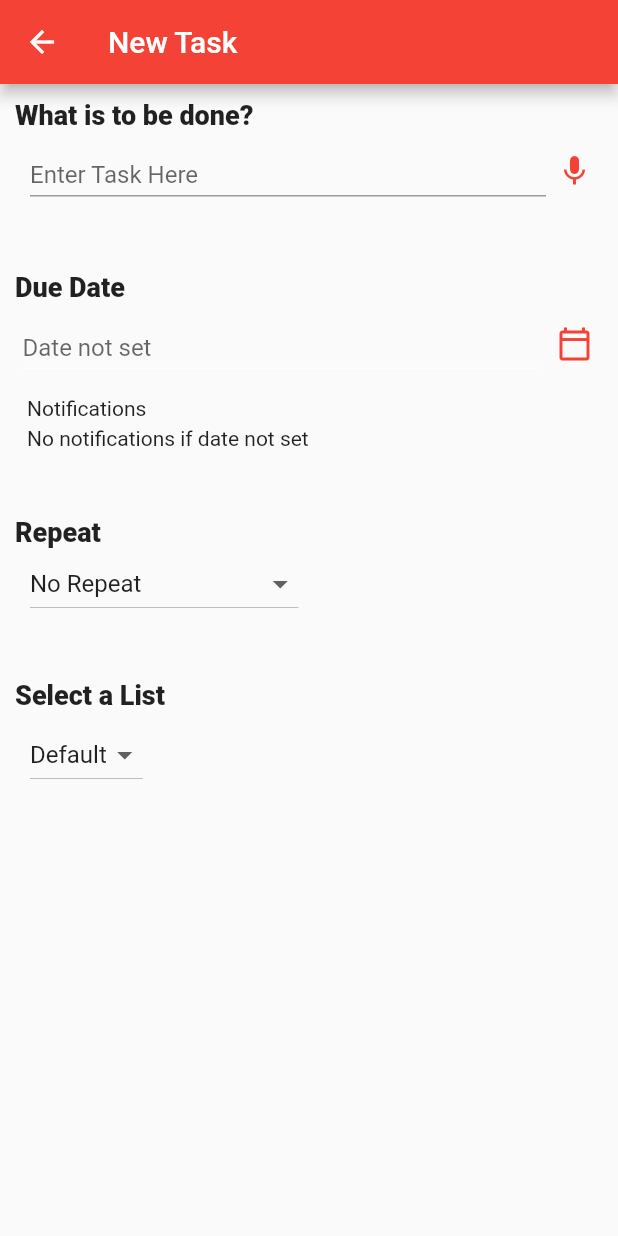
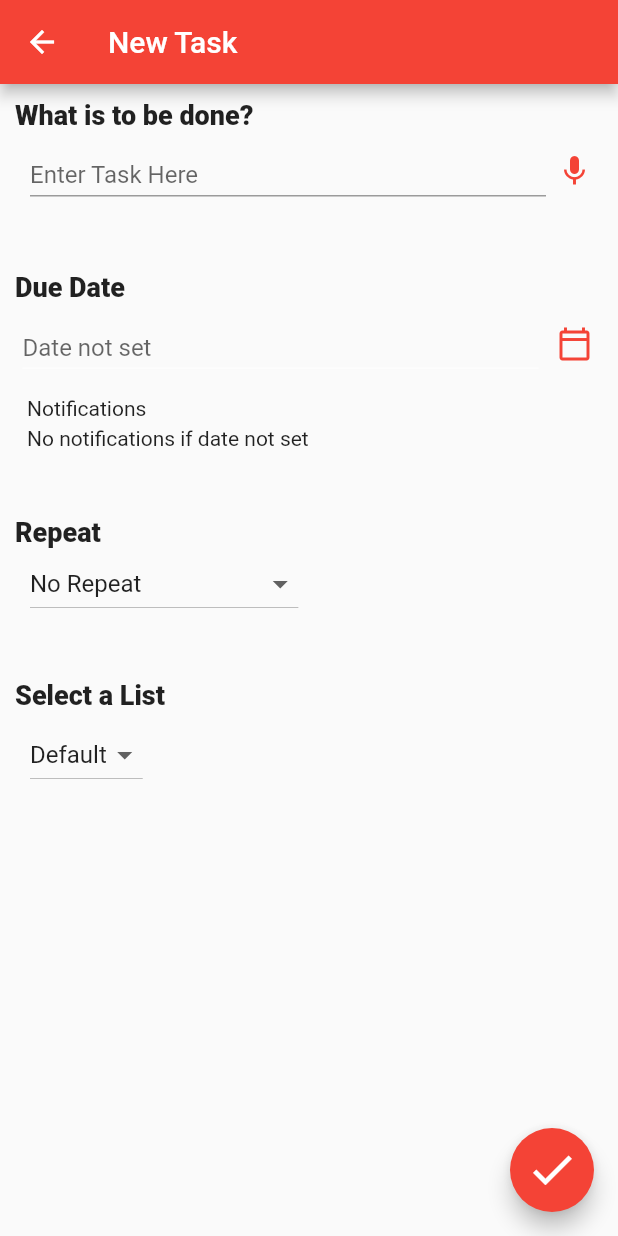
Before and after one commit to Pony-Stark/todoagain, a Flutter app: the screen it shows after launch, after a tap on the "add" icon, on a phone screen of 412 x 824 dp. Run offline on Flutter 3.47's test engine with Material 2 defaults, Android fonts, the phone set to English and light mode, and no system bars.

Commit message:
Added functionality to add task to db

```diff
--- a/lib/main.dart
+++ b/lib/main.dart
@@ -1,8 +1,11 @@
 import 'package:flutter/material.dart';
 import 'package:todoagain/screens/new_task_screen.dart';
-import 'screens/routing.dart';
+import 'screens/routing.dart' as routing;
+import 'sqlite.dart';
 
 void main() {
+  WidgetsFlutterBinding.ensureInitialized();
+  SqliteDB.initDb();
   runApp(const MyApp());
 }
 
@@ -17,11 +20,10 @@ class MyApp extends StatelessWidget {
       theme: ThemeData(
         primarySwatch: Colors.red,
       ),
-      home: const MyHomePage(),
+      initialRoute: routing.homeScreenID,
       routes: {
-        newTaskScreenID: (context) {
-          return const NewTaskScreen();
-        },
+        routing.newTaskScreenID: (context) => const NewTaskScreen(),
+        routing.homeScreenID: (context) => const MyHomePage(),
       },
     );
   }
@@ -37,13 +39,7 @@ class MyHomePage extends StatelessWidget {
         //onPressed: (){},
         child: const Icon(Icons.add, size: 35),
         onPressed: () {
-          /*Navigator.push(
-            context,
-            MaterialPageRoute(builder: (context) {
-              return const NewTaskScreen();
-            }),
-          );*/
-          Navigator.pushNamed(context, newTaskScreenID);
+          Navigator.pushNamed(context, routing.newTaskScreenID);
         },
       ),
       appBar: AppBar(
--- a/lib/screens/new_task_screen.dart
+++ b/lib/screens/new_task_screen.dart
@@ -2,6 +2,8 @@ import 'package:flutter/foundation.dart';
 import "package:flutter/material.dart";
 import 'package:intl/intl.dart';
 import 'package:todoagain/task.dart';
+import 'package:todoagain/sqlite.dart';
+import 'routing.dart' as routing;
 
 class NewTaskScreen extends StatefulWidget {
   const NewTaskScreen({Key? key}) : super(key: key);
@@ -21,7 +23,7 @@ class _NewTaskScreenState extends State<NewTaskScreen> {
       deadlineTime: null);
   TextEditingController dateController = TextEditingController();
   TextEditingController timeController = TextEditingController();
-  RepeatCycle? chosenRepeatCycle = null;
+  RepeatCycle? chosenRepeatCycle;
   RepeatFrequency repeatFrequency =
       RepeatFrequency(num: 2, tenure: Tenure.days);
 
@@ -66,9 +68,42 @@ class _NewTaskScreenState extends State<NewTaskScreen> {
     return dropdownMenuItems;
   }
 
+  void saveNewTask() async {
+    Map<String, dynamic> taskAsMap = {
+      "taskListID": task.taskListID,
+      "parentTaskID": null,
+      "taskName": task.taskName,
+      "deadlineDate": task.deadlineDate == null
+          ? null
+          : task.deadlineDate!.millisecondsSinceEpoch,
+      "deadlineTime": task.deadlineTime == null
+          ? null
+          : intFromTimeOfDay(task.deadlineTime!),
+      "isFinished": 0,
+      "isRepeating": 0,
+    };
+    int? taskId = await SqliteDB.insertTask(taskAsMap);
+    if (taskId == null) {
+      print("failed");
+    } else {
+      print("success");
+      Navigator.pushNamedAndRemoveUntil(
+          context, routing.homeScreenID, (route) => false);
+    }
+  }
+
   @override
   Widget build(BuildContext context) {
     return Scaffold(
+      floatingActionButton: FloatingActionButton(
+        child: Icon(
+          Icons.check,
+          size: 35,
+        ),
+        onPressed: () {
+          saveNewTask();
+        },
+      ),
       appBar: AppBar(
         title: Text("New Task"),
       ),
@@ -195,9 +230,9 @@ class _NewTaskScreenState extends State<NewTaskScreen> {
                     List<DropdownMenuItem<dynamic>> items = [];
                     items.add(const DropdownMenuItem<dynamic>(
                       child: Text(
-                        "No Repeat",
+                        noRepeat,
                       ),
-                      value: "No Repeat",
+                      value: noRepeat,
                     ));
                     for (var value in RepeatCycle.values) {
                       items.add(DropdownMenuItem<dynamic>(
@@ -208,13 +243,13 @@ class _NewTaskScreenState extends State<NewTaskScreen> {
                       ));
                     }
 
-                    //values.add("No Repeat");
+                    //values.add(noRepeat);
                     return (items);
                   }(),
-                  value: chosenRepeatCycle ?? "No Repeat",
+                  value: chosenRepeatCycle ?? noRepeat,
                   onChanged: (dynamic chosenValue) {
                     if (chosenValue != null) {
-                      if (chosenValue == "No Repeat")
+                      if (chosenValue == noRepeat)
                         chosenRepeatCycle = null;
                       else
                         chosenRepeatCycle = chosenValue;
--- a/lib/screens/routing.dart
+++ b/lib/screens/routing.dart
@@ -1 +1,2 @@
-const String newTaskScreenID = "newTaskScreen";
+const String newTaskScreenID = "NewTaskScreen";
+const String homeScreenID = "HomeScreen";
```
Also changed, not shown: lib/task.dart (+11 -0 lines).
